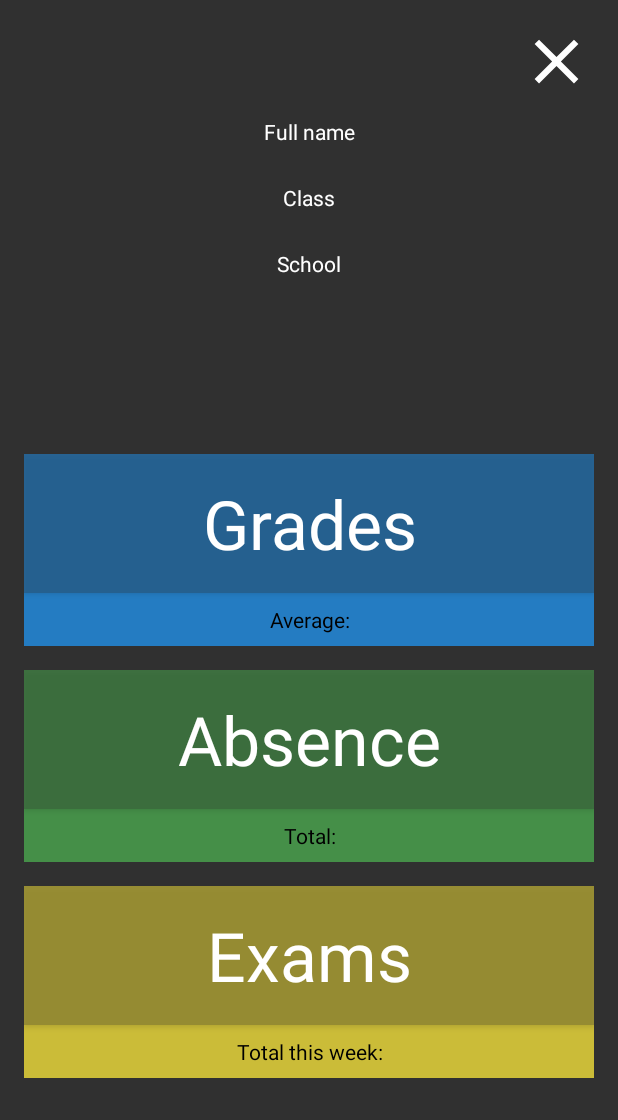
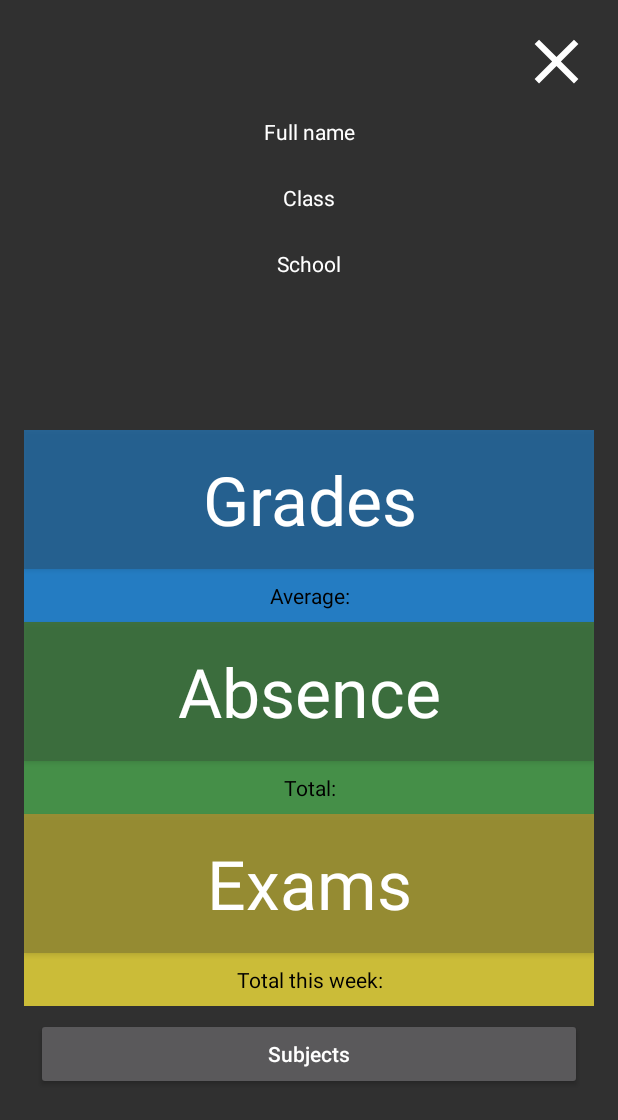
Before and after one commit to Raphaeloper/final-project, an Android app: the MainActivity screen opened directly, with no data from a screen before it, on a phone screen of 412 x 824 dp. Shown: the top 1120 px of the screen. Run offline under Robolectric (Android 15) with nearby library versions, the phone set to English and light mode, and no system bars; our stand-ins replace Firebase (no records; nobody signed in at launch, a user with empty details on screens opened directly).

Commit message:
Added comments. Added Subject as a topic. Got rid of lists as a property of Student.

```diff
--- a/app/src/main/AndroidManifest.xml
+++ b/app/src/main/AndroidManifest.xml
@@ -11,7 +11,7 @@
         android:roundIcon="@mipmap/ic_launcher_round"
         android:supportsRtl="true"
         android:theme="@style/Theme.AppCompat.NoActionBar">
-        <activity android:name=".AddActivity"></activity>
+        <activity android:name=".AddActivity" />
         <activity android:name=".WelcomeActivity" />
         <activity android:name=".ListActivity" />
         <activity android:name=".LoginActivity">
--- a/app/src/main/java/com/example/ra/finalproject/LoginActivity.java
+++ b/app/src/main/java/com/example/ra/finalproject/LoginActivity.java
@@ -74,6 +74,12 @@ public class LoginActivity extends AppCompatActivity implements View.OnClickList
             Toast.makeText(LoginActivity.this, "All fields must be filled out in order to continue", Toast.LENGTH_LONG).show();
     }
 
+    /**
+     * Check if the input is valid
+     * @param email The text that is typed in the email box
+     * @param pass The text that is typed in the password box
+     * @return Input is valid
+     */
     public boolean legit(String email, String pass) {
         return email.contains("@") && email.contains(".") && pass.length() > 7;
     }
--- a/app/src/main/java/com/example/ra/finalproject/MainActivity.java
+++ b/app/src/main/java/com/example/ra/finalproject/MainActivity.java
@@ -22,7 +22,7 @@ import com.google.firebase.database.ValueEventListener;
 
 public class MainActivity extends AppCompatActivity implements View.OnClickListener {
     final int UPDATE_INFO_REQUEST = 1234;
-    Button btnLogout, btnGrades, btnAbsence, btnExams;
+    Button btnLogout, btnGrades, btnAbsence, btnExams, btnSubjects;
     TextView tvName, tvClass, tvSchool, tvAvg, tvAbsTotal, tvExamTotal;
     DatabaseReference userReference;
     String uid;
@@ -47,6 +47,7 @@ public class MainActivity extends AppCompatActivity implements View.OnClickListe
         btnGrades = (Button) findViewById(R.id.btn_grades);
         btnAbsence = (Button) findViewById(R.id.btn_absence);
         btnExams = (Button) findViewById(R.id.btn_exams);
+        btnSubjects = (Button) findViewById(R.id.btn_subjects);
         tvName = (TextView) findViewById(R.id.tv_name);
         tvClass = (TextView) findViewById(R.id.tv_class);
         tvSchool = (TextView) findViewById(R.id.tv_school);
@@ -58,6 +59,7 @@ public class MainActivity extends AppCompatActivity implements View.OnClickListe
         btnGrades.setOnClickListener(this);
         btnAbsence.setOnClickListener(this);
         btnExams.setOnClickListener(this);
+        btnSubjects.setOnClickListener(this);
 
         uid = FirebaseManager.auth.getCurrentUser().getUid();
         userReference = FirebaseDatabase.getInstance().getReference("users/" + uid);
@@ -65,10 +67,13 @@ public class MainActivity extends AppCompatActivity implements View.OnClickListe
             @Override
             public void onDataChange(@NonNull DataSnapshot dataSnapshot) {
                 Student s = dataSnapshot.getValue(Student.class);
-                if (s == null) {                                                                             // If user is new, make him update his info
+                // If user is new, make him update his info
+                if (s == null) {
                     Intent intent = new Intent(MainActivity.this, WelcomeActivity.class);
                     startActivityForResult(intent, UPDATE_INFO_REQUEST);
-                } else {                                                                                    // If user exists, display his info on-screen
+                }
+                // If user exists, display his info on-screen
+                else {
                     userReference.addValueEventListener(new ValueEventListener() {
                         @Override
                         public void onDataChange(@NonNull DataSnapshot dataSnapshot) {
@@ -143,6 +148,9 @@ public class MainActivity extends AppCompatActivity implements View.OnClickListe
         } else if (v == btnExams) {
             intent.putExtra("topic", "Exams");
             startActivity(intent);
+        } else if (v== btnSubjects){
+            intent.putExtra("topic", "Subjects");
+            startActivity(intent);
         }
     }
 }
--- a/app/src/main/java/com/example/ra/finalproject/WelcomeActivity.java
+++ b/app/src/main/java/com/example/ra/finalproject/WelcomeActivity.java
@@ -39,6 +39,7 @@ public class WelcomeActivity extends AppCompatActivity implements View.OnClickLi
             etSchool.setText(school);
             blankSheet = false;
         }
+        //If the user is new, force him to submit info in order to continue
         if (blankSheet) {
             btnCancel.setVisibility(View.INVISIBLE);
             btnCancel.setActivated(false);
@@ -70,6 +71,10 @@ public class WelcomeActivity extends AppCompatActivity implements View.OnClickLi
         }
     }
 
+    /**
+     * Check if the data input is valid
+     * @return Data input is valid
+     */
     public boolean legit() {
         return etName.getText().length() != 0 && etClass.getText().length() != 0 && etSchool.getText().length() != 0;
     }
--- a/app/src/main/res/layout/activity_main.xml
+++ b/app/src/main/res/layout/activity_main.xml
@@ -85,7 +85,6 @@
             android:id="@+id/tv_avg"
             android:layout_width="match_parent"
             android:layout_height="wrap_content"
-            android:layout_marginBottom="16dp"
             android:background="#BF2196F3"
             android:gravity="center"
             android:padding="8dp"
@@ -108,7 +107,6 @@
             android:id="@+id/tv_abs_total"
             android:layout_width="match_parent"
             android:layout_height="wrap_content"
-            android:layout_marginBottom="16dp"
             android:background="#BF4CAF50"
             android:gravity="center"
             android:padding="8dp"
@@ -138,6 +136,13 @@
             android:textAppearance="@style/TextAppearance.AppCompat.Small"
             android:textColor="@android:color/black" />
 
+        <Button
+            android:id="@+id/btn_subjects"
+            android:layout_width="match_parent"
+            android:layout_height="wrap_content"
+            android:layout_margin="8dp"
+            android:text="Subjects"
+            android:textAllCaps="false" />
     </LinearLayout>
 
 </LinearLayout>
```
Also changed, not shown: app/src/main/java/com/example/ra/finalproject/AddActivity.java (+38 -2 lines), app/src/main/java/com/example/ra/finalproject/ListActivity.java (+22 -2 lines), app/src/main/java/com/example/ra/finalproject/Student.java (+1 -37 lines), app/src/main/java/com/example/ra/finalproject/Subject.java (added, +19 -0 lines).
